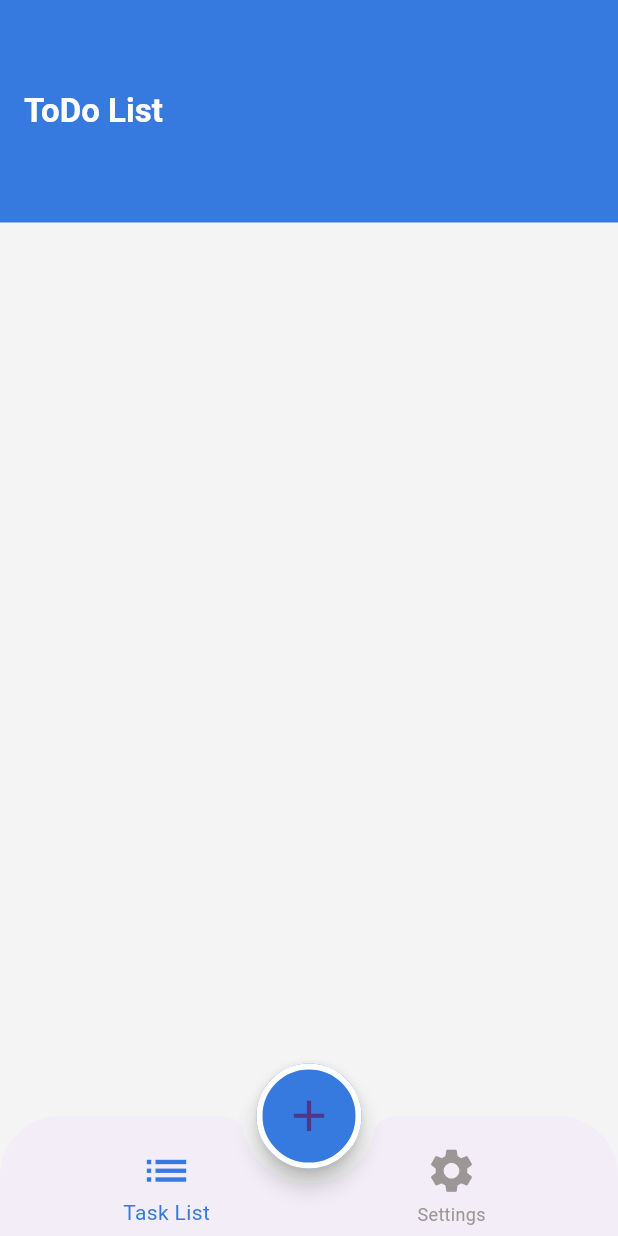
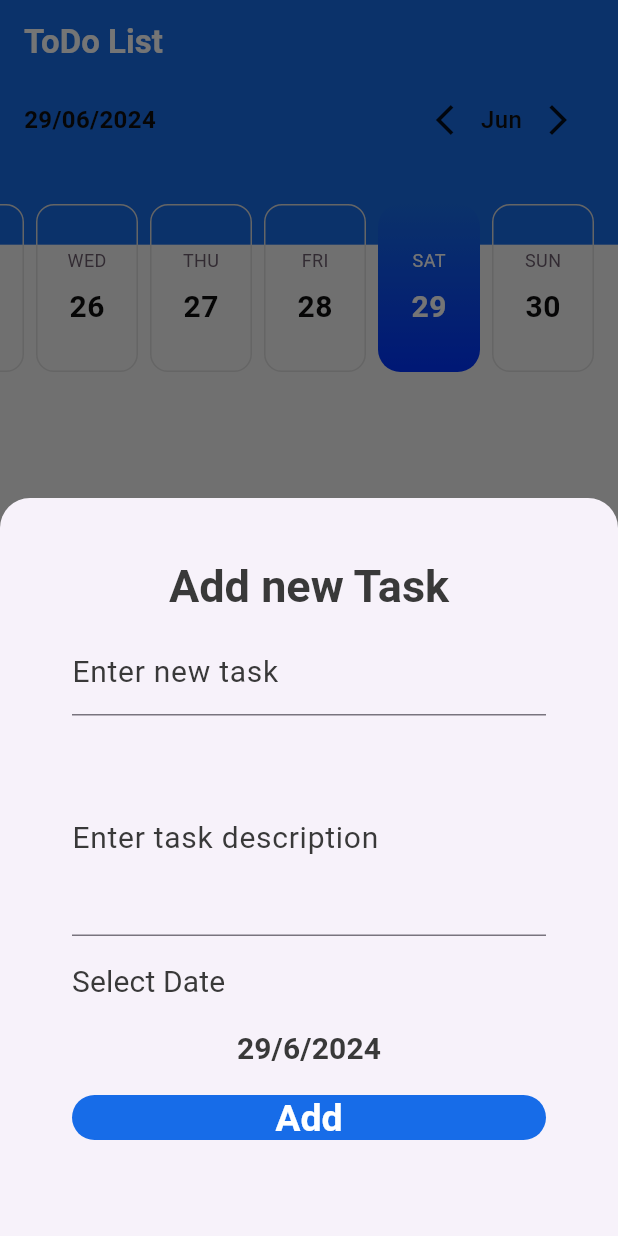
Before and after one commit to Youssefesssam/todo-task, a Flutter app: the screen it shows after launch, after a tap on the "add" icon, on a phone screen of 412 x 824 dp. Run offline on Flutter 3.47's test engine with Material 3 defaults, Android fonts, the phone set to English and light mode, and no system bars; drawn by our look-alikes of easy_date_timeline.

Commit message:
Finish Bottom Sheet , date picker and calender .

```diff
--- a/lib/main.dart
+++ b/lib/main.dart
@@ -1,6 +1,6 @@
 import 'package:flutter/material.dart';
-import 'package:todo_task/ui/screens/homeScreen/HomeScreen.dart';
-import 'package:todo_task/ui/screens/splashScreen.dart';
+import 'package:todo_task/ui/screens/homeScreen/homeScreen.dart';
+import 'package:todo_task/ui/screens/SplashScreen/splashScreen.dart';
 import 'package:todo_task/ui/utilites/theme/mytheme.dart';
 
 void main() {
--- a/lib/ui/screens/splashScreen.dart
+++ b/lib/ui/screens/SplashScreen/splashScreen.dart
@@ -1,6 +1,6 @@
 import 'package:flutter/material.dart';
 
-import 'homeScreen/HomeScreen.dart';
+import '../homeScreen/homeScreen.dart';
 
 
 class SplashScreen extends StatefulWidget {
--- a/lib/ui/screens/homeScreen/HomeScreen.dart
+++ b/lib/ui/screens/homeScreen/homeScreen.dart
@@ -1,4 +1,7 @@
 import 'package:flutter/material.dart';
+import 'package:todo_task/ui/screens/homeScreen/settingTab/settingTab.dart';
+import 'package:todo_task/ui/screens/homeScreen/taskList/addTaskBottomSheet.dart';
+import 'package:todo_task/ui/screens/homeScreen/taskList/taskListTab.dart';
 
 class HomeScreen extends StatefulWidget {
   static const String routeName = 'homeScreen';
@@ -11,7 +14,7 @@ class HomeScreen extends StatefulWidget {
 
 class _HomeScreenState extends State<HomeScreen> {
   int selectedIndex = 0;
-
+  List<Widget>tabs=[TaskList(),SettingsTab()];
   @override
   Widget build(BuildContext context) {
     return Scaffold(
@@ -19,7 +22,7 @@ class _HomeScreenState extends State<HomeScreen> {
       bottomNavigationBar: buildBottomNavigationBar(),
       floatingActionButton: buildContainer(),
       floatingActionButtonLocation: FloatingActionButtonLocation.centerDocked,
-
+     body: tabs[selectedIndex],
     );
   }
 
@@ -29,7 +32,9 @@ class _HomeScreenState extends State<HomeScreen> {
       height: 70.0,
       width: 70.0,
       child: FloatingActionButton(
-          onPressed: () {},
+          onPressed: () {
+            showAddTaskBottomSheet();
+          },
           child: const Icon(
             Icons.add,
           ),
@@ -39,8 +44,8 @@ class _HomeScreenState extends State<HomeScreen> {
 
   AppBar buildAppBar(BuildContext context) {
     return AppBar(
-      toolbarHeight: MediaQuery.of(context).size.height * 0.18,
       title: Text("ToDo List", style: Theme.of(context).textTheme.titleLarge),
+      backgroundColor: Color(0xff176ce8),
     );
   }
 
@@ -73,4 +78,16 @@ class _HomeScreenState extends State<HomeScreen> {
   BottomNavigationBarItem buildBottomNavigationBarItem(
           IconData icon, String label) => BottomNavigationBarItem(
           icon: Icon(icon,size: 35,), label: label);
+
+  void showAddTaskBottomSheet() {
+    showModalBottomSheet(
+      isScrollControlled: true,
+        context: context,
+        builder: (context)=>Container(
+            child: Padding(
+              padding:MediaQuery.of(context).viewInsets ,
+              child: AddTaskBottomSheet(),
+            ))
+    );
+  }
 }
--- /dev/null
+++ b/lib/ui/screens/homeScreen/settingTab/settingTab.dart
@@ -0,0 +1,12 @@
+import 'package:flutter/material.dart';
+
+class SettingsTab extends StatelessWidget {
+  const SettingsTab ({super.key});
+
+  @override
+  Widget build(BuildContext context) {
+    return Container(
+      color: Colors.orange,
+    );
+  }
+}
--- /dev/null
+++ b/lib/ui/screens/homeScreen/taskList/addTaskBottomSheet.dart
@@ -0,0 +1,150 @@
+import 'package:flutter/material.dart';
+import 'package:todo_task/ui/utilites/theme/mytheme.dart';
+
+class AddTaskBottomSheet extends StatefulWidget {
+  const AddTaskBottomSheet({super.key});
+
+  @override
+  State<AddTaskBottomSheet> createState() => _AddTaskBottomSheetState();
+}
+
+class _AddTaskBottomSheetState extends State<AddTaskBottomSheet> {
+  var selectedDate = DateTime.now();
+  var formKey = GlobalKey<FormState>();
+  String nameTask = '';
+
+  String description = '';
+
+  @override
+  Widget build(BuildContext context) {
+    return Container(
+      height: MediaQuery.of(context).size.height * 0.5,
+      margin: const EdgeInsets.all(40),
+      child: Column(
+        crossAxisAlignment: CrossAxisAlignment.stretch,
+        children: [
+          Text(
+            "Add new Task",
+            style: Theme.of(context).textTheme.titleLarge?.copyWith(
+                  fontSize: 30,
+                  color: MyTheme.black,
+                ),
+            textAlign: TextAlign.center,
+          ),
+          Form(
+              key: formKey,
+              child: Column(
+                crossAxisAlignment: CrossAxisAlignment.stretch,
+                children: [
+                  Padding(
+                    padding: EdgeInsets.all(8),
+                    child: TextFormField(
+                      onChanged: (text) {
+                        nameTask = text;
+                      },
+                      validator: (text) {
+                        if (text == null || text.isEmpty) {
+                          return "please enter task title";
+                        }
+                        return null;
+                      },
+                      decoration: const InputDecoration(
+                          labelText: "Enter new task",
+                          labelStyle: TextStyle(
+                            color: MyTheme.black,
+                            fontSize: 20,
+                          )),
+                    ),
+                  ),
+                  Padding(
+                    padding: EdgeInsets.all(8),
+                    child: TextFormField(
+                      onChanged: (text) {
+                        description = text;
+                      },
+                      validator: (text) {
+                        if (text == null || text.isEmpty) {
+                          return "please enter task description";
+                        }
+                        return null;
+                      },
+                      decoration: const InputDecoration(
+                        labelText: "Enter task description",
+                        labelStyle: TextStyle(
+                          color: MyTheme.black,
+                          fontSize: 20,
+                        ),
+                      ),
+                      maxLines: 4,
+                    ),
+                  ),
+                  Padding(
+                    padding: EdgeInsets.all(8),
+                    child: Text(
+                      'Select Date',
+                      style: Theme.of(context).textTheme.titleSmall,
+                      textAlign: TextAlign.start,
+                    ),
+                  ),
+                  Padding(
+                    padding: EdgeInsets.all(8),
+                    child: InkWell(
+                        onTap: () {
+                          ShowCalender();
+                        },
+                        child: Text(
+                          '${selectedDate.day}/${selectedDate.month}/${selectedDate.year}',
+                          style: Theme.of(context)
+                              .textTheme
+                              .titleSmall
+                              ?.copyWith(
+                                  fontSize: 20, fontWeight: FontWeight.w600),
+                          textAlign: TextAlign.center,
+                        )),
+                  ),
+                  Padding(
+                    padding: EdgeInsets.all(8),
+                    child: Container(
+                      width: MediaQuery.of(context).size.width * 0.50,
+                      height: 30,
+                      decoration: BoxDecoration(
+                          color: MyTheme.PrimaryColor,
+                          borderRadius: BorderRadius.circular(30)),
+                      child: Center(
+                          child: InkWell(
+                              onTap: () {
+                                addTask();
+                              },
+                              child: Text(
+                                "Add",
+                                style: Theme.of(context)
+                                    .textTheme
+                                    .titleLarge
+                                    ?.copyWith(fontSize: 25),
+                              ))),
+                    ),
+                  )
+                ],
+              ))
+        ],
+      ),
+    );
+  }
+
+  void ShowCalender() async {
+    var chosenDate = await showDatePicker(
+      context: context,
+      initialDate: DateTime.now(),
+      firstDate: DateTime.now(),
+      lastDate: DateTime.now().add(const Duration(days: 1825)),
+    );
+    if (chosenDate != null) {
+      selectedDate = chosenDate;
+    }
+    setState(() {});
+  }
+
+  void addTask() {
+    if (formKey.currentState?.validate() == true) {}
+  }
+}
--- /dev/null
+++ b/lib/ui/screens/homeScreen/taskList/taskListTab.dart
@@ -0,0 +1,64 @@
+import 'package:easy_date_timeline/easy_date_timeline.dart';
+import 'package:flutter/material.dart';
+import 'package:todo_task/ui/screens/homeScreen/taskList/todoItem.dart';
+import 'package:todo_task/ui/utilites/theme/mytheme.dart';
+
+class TaskList extends StatelessWidget {
+  const TaskList({super.key});
+
+  @override
+  Widget build(BuildContext context) {
+    return Column(
+      children: [
+        Stack(
+          children: [
+            Container(
+              width: double.infinity,
+              height: MediaQuery.of(context).size.height * .13,
+              color: MyTheme.PrimaryColor,
+            ),
+            EasyDateTimeLine(
+              initialDate: DateTime.now(),
+              onDateChange: (selectedDate) {
+                //`selectedDate` the new date selected.
+              },
+              headerProps: const EasyHeaderProps(
+                monthPickerType: MonthPickerType.switcher,
+                dateFormatter: DateFormatter.fullDateDMY(),
+              ),
+              dayProps: const EasyDayProps(
+                dayStructure: DayStructure.dayStrDayNum,
+                activeDayStyle: DayStyle(
+                  decoration: BoxDecoration(
+                    borderRadius: BorderRadius.all(Radius.circular(15)),
+                    gradient: LinearGradient(
+                      begin: Alignment.topCenter,
+                      end: Alignment.bottomCenter,
+                      colors: [
+                        MyTheme.PrimaryColor,
+                        Color(0xff0033ff),
+                      ],
+                    ),
+                  ),
+                ),
+              ),
+            )
+          ],
+        ),
+
+        Expanded(
+          child: Container(
+            margin: EdgeInsets.all(20),
+            child: ListView.builder(
+              itemBuilder: (context, index) {
+                return Card();
+              },
+               itemCount: 50,
+              ),
+          ),
+        ),
+
+      ],
+    );
+  }
+}
--- a/lib/ui/utilites/theme/mytheme.dart
+++ b/lib/ui/utilites/theme/mytheme.dart
@@ -3,7 +3,7 @@ import 'package:flutter/material.dart';
 
 class MyTheme{
 
-  static const Color PrimaryColor =  Color(0xff367ae0);
+  static const Color PrimaryColor =  Color(0xff176ce8);
   static const Color White =  Color(0xffffffff);
   static const Color black =  Color(0xff393939);
   static const Color green =  Color(0xff3df105);
@@ -25,7 +25,12 @@ class MyTheme{
         fontSize: 22,
         fontWeight: FontWeight.bold,
         color: White
-      )
+      ),
+        titleSmall: TextStyle(
+        fontSize: 20,
+        fontWeight: FontWeight.w400,
+        color: black
+    )
     ),
     bottomNavigationBarTheme: const BottomNavigationBarThemeData(
       selectedItemColor: PrimaryColor,
@@ -40,7 +45,13 @@ class MyTheme{
             side: BorderSide(color: White,width: 4)),
 
     ),
-
+    bottomSheetTheme:BottomSheetThemeData(
+      shape: RoundedRectangleBorder(
+          borderRadius:BorderRadius.only(
+            topRight: Radius.circular(20),
+            topLeft: Radius.circular(20),
+          ))
+    )
   );
 
 }
--- a/pubspec.yaml
+++ b/pubspec.yaml
@@ -31,7 +31,7 @@ dependencies:
   flutter:
     sdk: flutter
 
-
+  easy_date_timeline: ^1.1.3
   # The following adds the Cupertino Icons font to your application.
   # Use with the CupertinoIcons class for iOS style icons.
   cupertino_icons: ^1.0.2
```
Also changed, not shown: lib/ui/screens/homeScreen/taskList/taskList.dart (deleted), lib/ui/screens/homeScreen/taskList/todoItem.dart (added), pubspec.lock.
